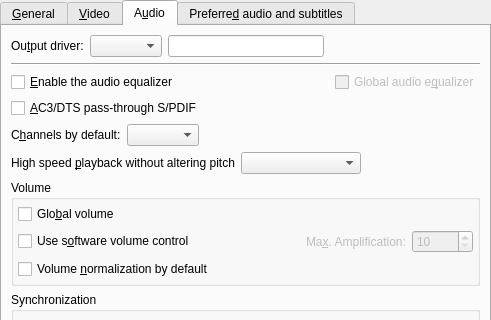
Before: the Qt Designer form src/prefgeneral.ui in smplayer-dev/smplayer, drawn with Qt 5; both pictures show x 0 to 491 and y 0 to 320 of the 491 by 554 pixel window.
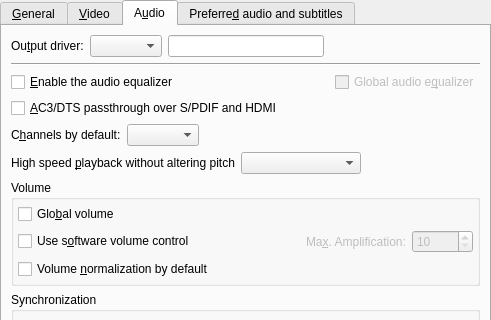
After: the same form once the commit is applied. The open tabs and pages were chosen to show the change. Custom widgets are drawn as their Qt base class.

Commit message: Rename AC3/DTS passthrough option

Diff of the .ui file:
```diff
--- a/src/prefgeneral.ui
+++ b/src/prefgeneral.ui
@@ -774,7 +774,7 @@
        <item>
         <widget class="QCheckBox" name="hwac3_check">
          <property name="text">
-          <string>&amp;AC3/DTS pass-through S/PDIF</string>
+          <string>&amp;AC3/DTS passthrough over S/PDIF and HDMI</string>
          </property>
         </widget>
        </item>
```
The commit also changes 1 other file.
